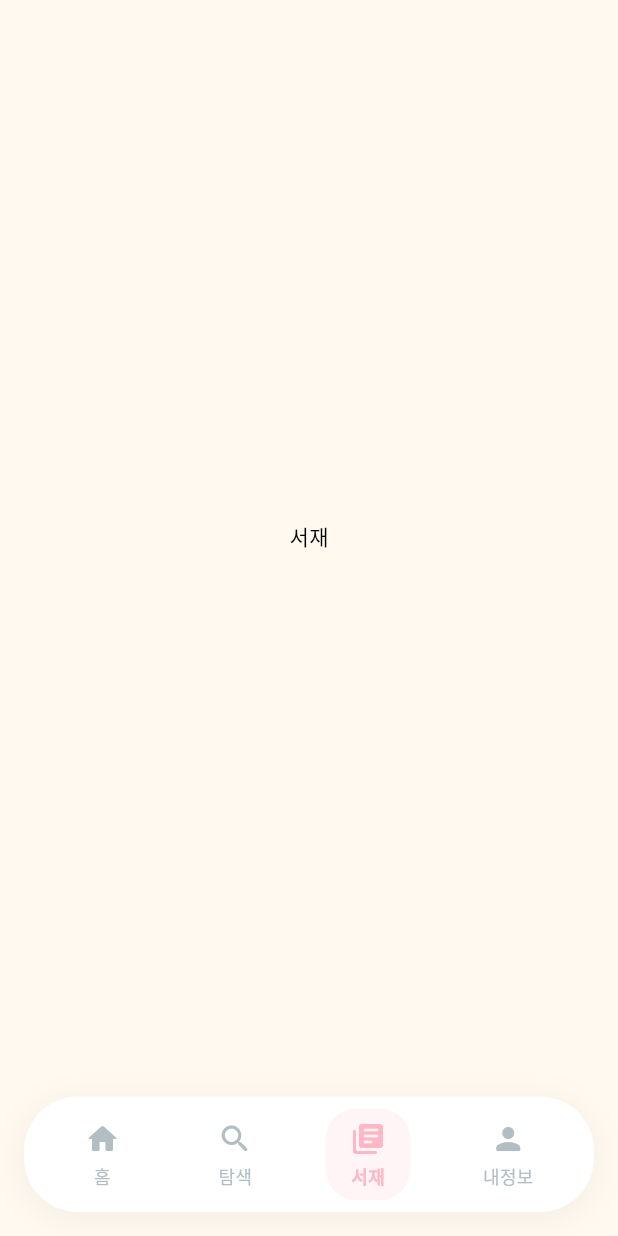
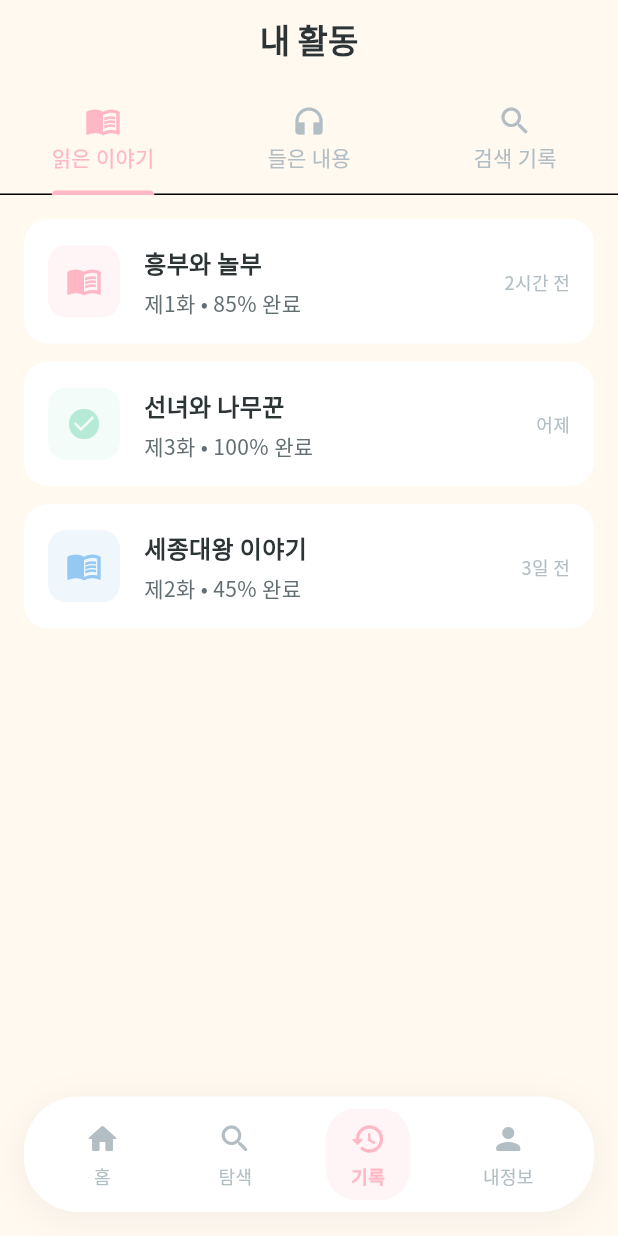
Before and after one commit to tuta-ktech-dev/korean-kids-stories, a Flutter app: the screen it shows after launch, item 3 of the bottom bar chosen, on a phone screen of 412 x 824 dp. Run offline on Flutter 3.47's test engine with Material 3 defaults, Android fonts, the phone set to English and light mode, and no system bars; our stand-ins replace flutter_bloc, google_fonts.

Commit message:
Add tracking/analytics: reading history, listening sessions, search history, app events

```diff
--- a/frontend/lib/main.dart
+++ b/frontend/lib/main.dart
@@ -2,15 +2,18 @@ import 'package:flutter/material.dart';
 import 'package:flutter_bloc/flutter_bloc.dart';
 import 'core/theme/app_theme.dart';
 import 'data/services/pocketbase_service.dart';
+import 'data/services/tracking_service.dart';
 import 'presentation/cubits/stories_cubit.dart';
 import 'presentation/screens/home_screen.dart';
+import 'presentation/screens/history_screen.dart';
 import 'presentation/screens/settings_screen.dart';
 
 void main() async {
   WidgetsFlutterBinding.ensureInitialized();
 
-  // Initialize Pocketbase
+  // Initialize services
   await PocketbaseService().initialize();
+  TrackingService().startSession(null); // Anonymous session initially
 
   runApp(const KoreanKidsStoriesApp());
 }
@@ -49,9 +52,30 @@ class _MainScreenState extends State<MainScreen> {
   final List<Widget> _screens = [
     const HomeScreen(),
     const Center(child: Text('검색')), // Placeholder
-    const Center(child: Text('서재')), // Placeholder
+    const HistoryScreen(),
     const SettingsScreen(),
   ];
+
+  @override
+  void initState() {
+    super.initState();
+    // Track initial screen
+    TrackingService().trackScreenView('home');
+  }
+
+  @override
+  void dispose() {
+    TrackingService().endSession();
+    super.dispose();
+  }
+
+  void _onTabChanged(int index) {
+    setState(() => _currentIndex = index);
+
+    // Track screen views
+    final screenNames = ['home', 'search', 'history', 'settings'];
+    TrackingService().trackScreenView(screenNames[index]);
+  }
 
   @override
   Widget build(BuildContext context) {
@@ -79,7 +103,7 @@ class _MainScreenState extends State<MainScreen> {
           children: [
             _buildNavItem(Icons.home_rounded, '홈', 0, primaryColor),
             _buildNavItem(Icons.search_rounded, '탐색', 1, primaryColor),
-            _buildNavItem(Icons.library_books_rounded, '서재', 2, primaryColor),
+            _buildNavItem(Icons.history_rounded, '기록', 2, primaryColor),
             _buildNavItem(Icons.person_rounded, '내정보', 3, primaryColor),
           ],
         ),
@@ -91,7 +115,7 @@ class _MainScreenState extends State<MainScreen> {
     final isActive = _currentIndex == index;
 
     return GestureDetector(
-      onTap: () => setState(() => _currentIndex = index),
+      onTap: () => _onTabChanged(index),
       child: Container(
         padding: const EdgeInsets.symmetric(horizontal: 16, vertical: 8),
         decoration: isActive
--- /dev/null
+++ b/frontend/lib/presentation/screens/history_screen.dart
@@ -0,0 +1,242 @@
+import 'package:flutter/material.dart';
+import '../../core/theme/app_theme.dart';
+
+class HistoryScreen extends StatelessWidget {
+  const HistoryScreen({super.key});
+
+  @override
+  Widget build(BuildContext context) {
+    return DefaultTabController(
+      length: 3,
+      child: Scaffold(
+        backgroundColor: AppTheme.backgroundColor(context),
+        appBar: AppBar(
+          title: Text('내 활동', style: AppTheme.headingMedium(context)),
+          backgroundColor: AppTheme.backgroundColor(context),
+          elevation: 0,
+          bottom: TabBar(
+            labelColor: AppTheme.primaryColor(context),
+            unselectedLabelColor: AppTheme.textMutedColor(context),
+            indicatorColor: AppTheme.primaryColor(context),
+            tabs: const [
+              Tab(text: '읽은 이야기', icon: Icon(Icons.menu_book)),
+              Tab(text: '들은 내용', icon: Icon(Icons.headphones)),
+              Tab(text: '검색 기록', icon: Icon(Icons.search)),
+            ],
+          ),
+        ),
+        body: TabBarView(
+          children: [
+            _ReadingHistoryTab(context: context),
+            _ListeningHistoryTab(context: context),
+            _SearchHistoryTab(context: context),
+          ],
+        ),
+      ),
+    );
+  }
+}
+
+class _ReadingHistoryTab extends StatelessWidget {
+  final BuildContext context;
+  const _ReadingHistoryTab({required this.context});
+
+  @override
+  Widget build(BuildContext context) {
+    // TODO: Load from reading_history collection
+    return ListView(
+      padding: const EdgeInsets.all(16),
+      children: [
+        _HistoryCard(
+          title: '흥부와 놀부',
+          subtitle: '제1화 • 85% 완료',
+          icon: Icons.menu_book,
+          color: AppTheme.primaryPink,
+          timeAgo: '2시간 전',
+          context: context,
+        ),
+        _HistoryCard(
+          title: '선녀와 나무꾼',
+          subtitle: '제3화 • 100% 완료',
+          icon: Icons.check_circle,
+          color: AppTheme.primaryMint,
+          timeAgo: '어제',
+          context: context,
+        ),
+        _HistoryCard(
+          title: '세종대왕 이야기',
+          subtitle: '제2화 • 45% 완료',
+          icon: Icons.menu_book,
+          color: AppTheme.primarySky,
+          timeAgo: '3일 전',
+          context: context,
+        ),
+      ],
+    );
+  }
+}
+
+class _ListeningHistoryTab extends StatelessWidget {
+  final BuildContext context;
+  const _ListeningHistoryTab({required this.context});
+
+  @override
+  Widget build(BuildContext context) {
+    return ListView(
+      padding: const EdgeInsets.all(16),
+      children: [
+        _HistoryCard(
+          title: '흥부와 놀부',
+          subtitle: '제1화 • 5분 30초 청취',
+          icon: Icons.headphones,
+          color: AppTheme.primaryPink,
+          timeAgo: '2시간 전',
+          context: context,
+        ),
+        _ListeningStatsCard(context: context),
+      ],
+    );
+  }
+}
+
+class _SearchHistoryTab extends StatelessWidget {
+  final BuildContext context;
+  const _SearchHistoryTab({required this.context});
+
+  @override
+  Widget build(BuildContext context) {
+    return ListView(
+      padding: const EdgeInsets.all(16),
+      children: [
+        _HistoryCard(
+          title: '"전통동화"',
+          subtitle: '카테고리 검색 • 12개 결과',
+          icon: Icons.search,
+          color: AppTheme.primaryCoral,
+          timeAgo: '1시간 전',
+          context: context,
+        ),
+        _HistoryCard(
+          title: '"흥부"',
+          subtitle: '일반 검색 • 3개 결과',
+          icon: Icons.search,
+          color: AppTheme.primaryCoral,
+          timeAgo: '2일 전',
+          context: context,
+        ),
+      ],
+    );
+  }
+}
+
+class _HistoryCard extends StatelessWidget {
+  final String title;
+  final String subtitle;
+  final IconData icon;
+  final Color color;
+  final String timeAgo;
+  final BuildContext context;
+
+  const _HistoryCard({
+    required this.title,
+    required this.subtitle,
+    required this.icon,
+    required this.color,
+    required this.timeAgo,
+    required this.context,
+  });
+
+  @override
+  Widget build(BuildContext context) {
+    return Container(
+      margin: const EdgeInsets.only(bottom: 12),
+      padding: const EdgeInsets.all(16),
+      decoration: BoxDecoration(
+        color: AppTheme.surfaceColor(context),
+        borderRadius: BorderRadius.circular(16),
+      ),
+      child: Row(
+        children: [
+          Container(
+            padding: const EdgeInsets.all(12),
+            decoration: BoxDecoration(
+              color: color.withValues(alpha: 0.15),
+              borderRadius: BorderRadius.circular(12),
+            ),
+            child: Icon(icon, color: color),
+          ),
+          const SizedBox(width: 16),
+          Expanded(
+            child: Column(
+              crossAxisAlignment: CrossAxisAlignment.start,
+              children: [
+                Text(title, style: AppTheme.bodyLarge(context).copyWith(fontWeight: FontWeight.w600)),
+                const SizedBox(height: 4),
+                Text(subtitle, style: AppTheme.bodyMedium(context)),
+              ],
+            ),
+          ),
+          Text(timeAgo, style: AppTheme.caption(context)),
+        ],
+      ),
+    );
+  }
+}
+
+class _ListeningStatsCard extends StatelessWidget {
+  final BuildContext context;
+  const _ListeningStatsCard({required this.context});
+
+  @override
+  Widget build(BuildContext context) {
+    return Container(
+      margin: const EdgeInsets.only(top: 8),
+      padding: const EdgeInsets.all(20),
+      decoration: BoxDecoration(
+        gradient: LinearGradient(
+          colors: [
+            AppTheme.primaryMint.withValues(alpha: 0.3),
+            AppTheme.primarySky.withValues(alpha: 0.3),
+          ],
+          begin: Alignment.topLeft,
+          end: Alignment.bottomRight,
+        ),
+        borderRadius: BorderRadius.circular(20),
+      ),
+      child: Column(
+        crossAxisAlignment: CrossAxisAlignment.start,
+        children: [
+          Text('이번 주 통계', style: AppTheme.headingMedium(context).copyWith(fontSize: 18)),
+          const SizedBox(height: 16),
+          Row(
+            mainAxisAlignment: MainAxisAlignment.spaceAround,
+            children: [
+              _StatItem(label: '총 청취', value: '2시간 15분', context: context),
+              _StatItem(label: '완료한 이야기', value: '3개', context: context),
+              _StatItem(label: '연속 학습', value: '5일', context: context),
+            ],
+          ),
+        ],
+      ),
+    );
+  }
+}
+
+class _StatItem extends StatelessWidget {
+  final String label;
+  final String value;
+  final BuildContext context;
+
+  const _StatItem({required this.label, required this.value, required this.context});
+
+  @override
+  Widget build(BuildContext context) {
+    return Column(
+      children: [
+        Text(value, style: AppTheme.headingMedium(context).copyWith(fontSize: 20)),
+        const SizedBox(height: 4),
+        Text(label, style: AppTheme.caption(context)),
+      ],
+    );
+  }
+}
```
Also changed, not shown: 2 other files.
